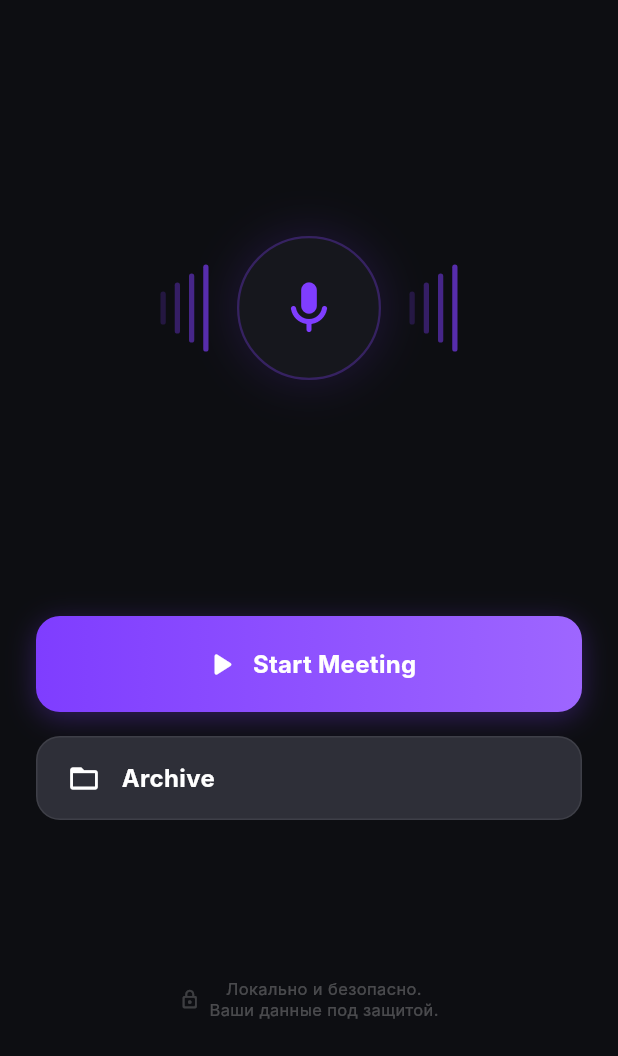
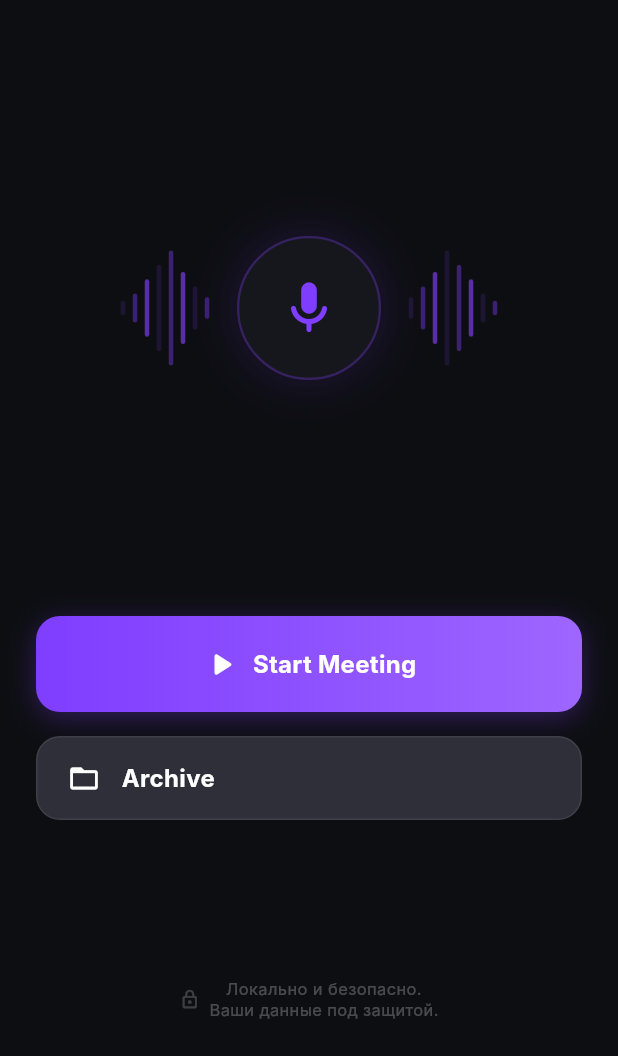
Before and after one commit to Dmytro-Salenko/AI-Meeting-translator, a Flutter app: the screen it shows after launch, on a phone screen of 412 x 824 dp, the part 180-1236 px from its top. Run offline on Flutter 3.47's test engine with Material 3 defaults, Android fonts, the phone set to English and light mode, and no system bars; our stand-ins replace dio, equatable, flutter_bloc; Roboto replaces fonts that are missing (Inter).

Commit message:
design: align soundwave visualization height profiles with image.png mockup

```diff
--- a/ai_meeting_translator/lib/screens/home_screen.dart
+++ b/ai_meeting_translator/lib/screens/home_screen.dart
@@ -234,20 +234,26 @@ class _HomeScreenState extends State<HomeScreen> with SingleTickerProviderStateM
   }
 
   Widget _buildWaveformSide({required bool isLeft}) {
+    // Symmetrical wave heights matching the mockup design
+    final List<double> heights = isLeft
+        ? [8.0, 16.0, 32.0, 48.0, 64.0, 40.0, 24.0, 12.0]
+        : [12.0, 24.0, 40.0, 64.0, 48.0, 32.0, 16.0, 8.0];
+
     return Row(
-      children: List.generate(4, (index) {
-        final double baseHeight = (index + 1) * 12.0;
+      children: List.generate(heights.length, (index) {
+        final double baseHeight = heights[index];
         return AnimatedBuilder(
           animation: _waveController,
           builder: (context, child) {
-            final double animatedHeight = baseHeight + (_waveController.value * 20.0);
+            // Apply scale animation to make the waves feel responsive and alive
+            final double animatedHeight = baseHeight + (_waveController.value * (baseHeight * 0.4));
             return Container(
-              width: 3.5,
-              height: animatedHeight.clamp(8.0, 70.0),
-              margin: const EdgeInsets.symmetric(horizontal: 3),
+              width: 3.0,
+              height: animatedHeight,
+              margin: const EdgeInsets.symmetric(horizontal: 2.5),
               decoration: BoxDecoration(
-                color: const Color(0xFF7F3DFF).withOpacity(0.2 + (index * 0.15)),
-                borderRadius: BorderRadius.circular(2),
+                color: const Color(0xFF7F3DFF).withOpacity(0.15 + (index % 3) * 0.25),
+                borderRadius: BorderRadius.circular(4.5),
               ),
             );
           },
```
